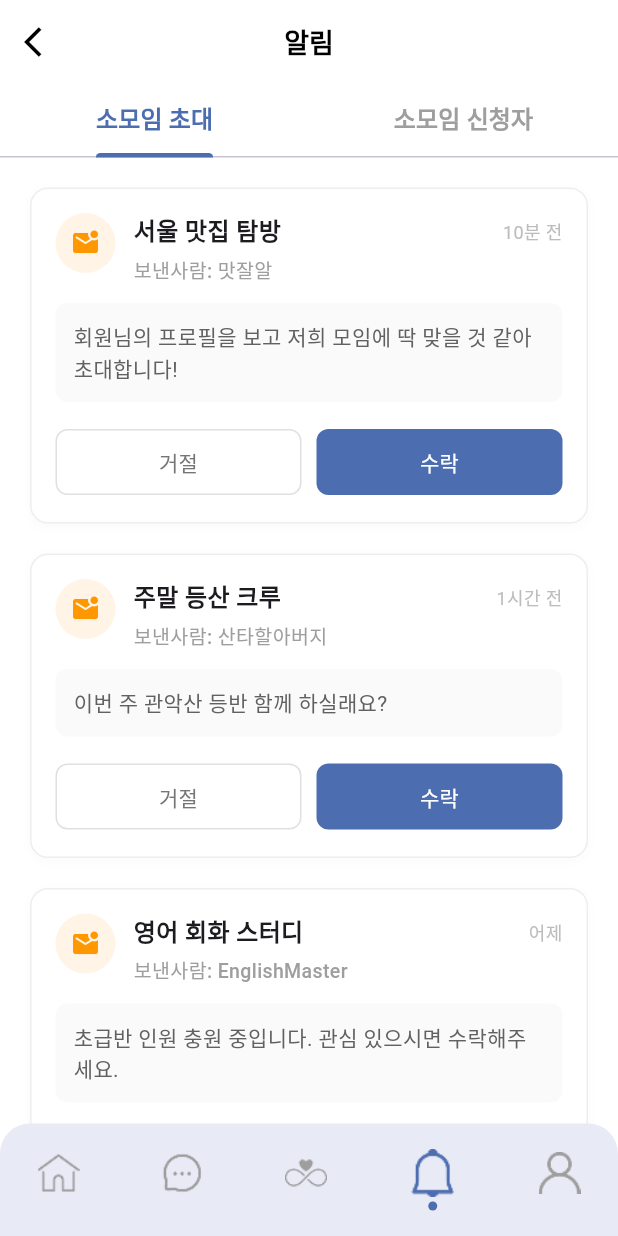
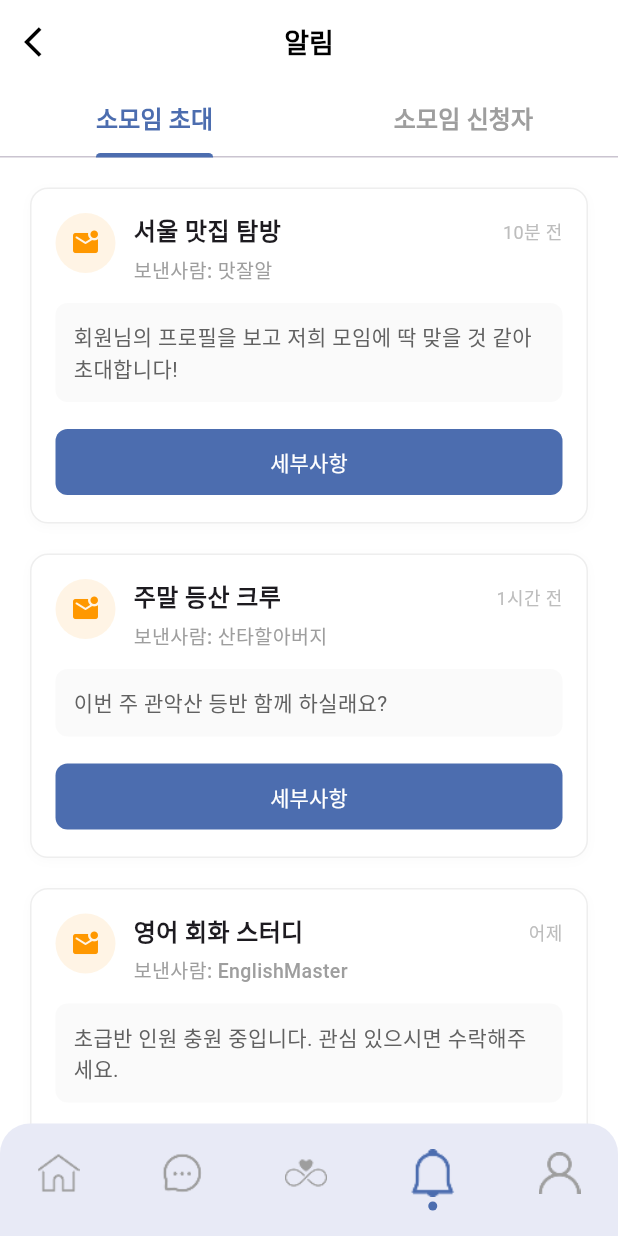
Before and after one commit to duddj1598/LifeMatch_frontend, a Flutter app: the NotificationScreen screen opened by its route, on a phone screen of 412 x 824 dp. Run offline on Flutter 3.47's test engine with Material 3 defaults, Android fonts, the phone set to English and light mode, and no system bars; our stand-ins replace dio, flutter_secure_storage; missing offline and left inert: jwt_decode; accounts and stored records are empty.

Commit message:
네비게이션 바 연결 및 화면 수정
채팅, 소모임 관리, 알림 화면 뒤로가기 버튼 -> 홈화면 이동으로 수정

```diff
--- a/lib/features/chat/screens/chat_screen.dart
+++ b/lib/features/chat/screens/chat_screen.dart
@@ -76,6 +76,9 @@ class _ChatScreenState extends State<ChatScreen>
       case 'bell':
         Navigator.pushNamed(context, '/notification');
         break;
+      case 'profile':
+        Navigator.pushNamed(context, '/my-profile');
+        break;
     }
   }
 
@@ -91,7 +94,7 @@ class _ChatScreenState extends State<ChatScreen>
 
         leading: IconButton(
           icon: const Icon(Icons.arrow_back_ios, color: Colors.black),
-          onPressed: () => Navigator.pop(context),
+          onPressed: () => Navigator.pushReplacementNamed(context, '/home')
         ),
 
         title: const Text(
--- a/lib/features/notification/screens/notification_screen.dart
+++ b/lib/features/notification/screens/notification_screen.dart
@@ -1,6 +1,6 @@
 import 'package:flutter/material.dart';
 import 'package:lifematch_frontend/features/team_management/widgets/custom_bottom_nav_bar.dart';
-
+import 'package:lifematch_frontend/features/group/screens/group_detail_screen.dart';
 class NotificationScreen extends StatefulWidget {
   const NotificationScreen({super.key});
 
@@ -77,16 +77,16 @@ class _NotificationScreenState extends State<NotificationScreen>
         break;
       case 'chat':
         print('💬 채팅 탭');
+        Navigator.pushNamed(context, '/chat');
       case 'connection':
         print('🔗 소모임 연결');
         Navigator.pushNamed(context, '/my-group-manage');
         break;
       case 'bell':
-        print('🔔 알림 탭');
-        Navigator.pushNamed(context, '/notification');
         break;
       case 'profile':
         print('👤 프로필 탭');
+        Navigator.pushNamed(context, '/my-profile');
         break;
     }
   }
@@ -101,7 +101,7 @@ class _NotificationScreenState extends State<NotificationScreen>
         centerTitle: true,
         leading: IconButton(
           icon: const Icon(Icons.arrow_back_ios, color: Colors.black),
-          onPressed: () => Navigator.pop(context),
+          onPressed: () => Navigator.pushReplacementNamed(context, '/home')
         ),
         title: const Text(
           "알림",
@@ -210,7 +210,7 @@ class _NotificationScreenState extends State<NotificationScreen>
       child: Column(
         crossAxisAlignment: CrossAxisAlignment.start,
         children: [
-          // 1. 상단 정보 (아이콘, 제목, 시간)
+          // 1. 상단 정보 (아이콘, 제목, 시간) - 기존과 동일
           Row(
             crossAxisAlignment: CrossAxisAlignment.start,
             children: [
@@ -258,7 +258,7 @@ class _NotificationScreenState extends State<NotificationScreen>
 
           const SizedBox(height: 12),
 
-          // 2. 메시지 내용 (박스 처리)
+          // 2. 메시지 내용 (박스 처리) - 기존과 동일
           Container(
             width: double.infinity,
             padding: const EdgeInsets.all(12),
@@ -274,8 +274,9 @@ class _NotificationScreenState extends State<NotificationScreen>
 
           const SizedBox(height: 16),
 
-          // 3. 액션 버튼 (수락 / 거절)
-          Row(
+          // 3. 액션 버튼 (수정된 부분)
+          isApplicant
+              ? Row( // 소모임 신청자 (거절/수락 버튼 2개)
             children: [
               Expanded(
                 child: OutlinedButton(
@@ -288,7 +289,8 @@ class _NotificationScreenState extends State<NotificationScreen>
                     shape: RoundedRectangleBorder(
                         borderRadius: BorderRadius.circular(8)),
                   ),
-                  child: Text("거절", style: TextStyle(color: Colors.grey.shade600)),
+                  child: Text("거절",
+                      style: TextStyle(color: Colors.grey.shade600)),
                 ),
               ),
               const SizedBox(width: 10),
@@ -304,16 +306,36 @@ class _NotificationScreenState extends State<NotificationScreen>
                         borderRadius: BorderRadius.circular(8)),
                     elevation: 0,
                   ),
-                  child: const Text("수락", style: TextStyle(color: Colors.white)),
+                  child: const Text("수락",
+                      style: TextStyle(color: Colors.white)),
                 ),
               ),
             ],
+          )
+              : // 소모임 초대 (세부사항 버튼 1개)
+          SizedBox(
+            width: double.infinity,
+            child: ElevatedButton(
+              onPressed: () {
+                print("세부사항 클릭 - GroupDetailScreen으로 이동");
+                // 🚨 여기에 GroupDetailScreen으로 이동하는 로직을 추가해야 합니다.
+                Navigator.push(context, MaterialPageRoute(builder: (c) => GroupDetailScreen(buttonType: GroupDetailButtonType.acceptOrDecline)));
+              },
+              style: ElevatedButton.styleFrom(
+                backgroundColor: const Color(0xFF4C6DAF),
+                padding: const EdgeInsets.symmetric(vertical: 12),
+                shape: RoundedRectangleBorder(
+                    borderRadius: BorderRadius.circular(8)),
+                elevation: 0,
+              ),
+              child: const Text("세부사항",
+                  style: TextStyle(color: Colors.white)),
+            ),
           ),
         ],
       ),
     );
   }
-
   // 빈 화면 표시 위젯
   Widget _buildEmptyState(String text) {
     return Center(
```
Also changed, not shown: lib/features/connection/my_group_manage_screen.dart (+12 -3 lines).
